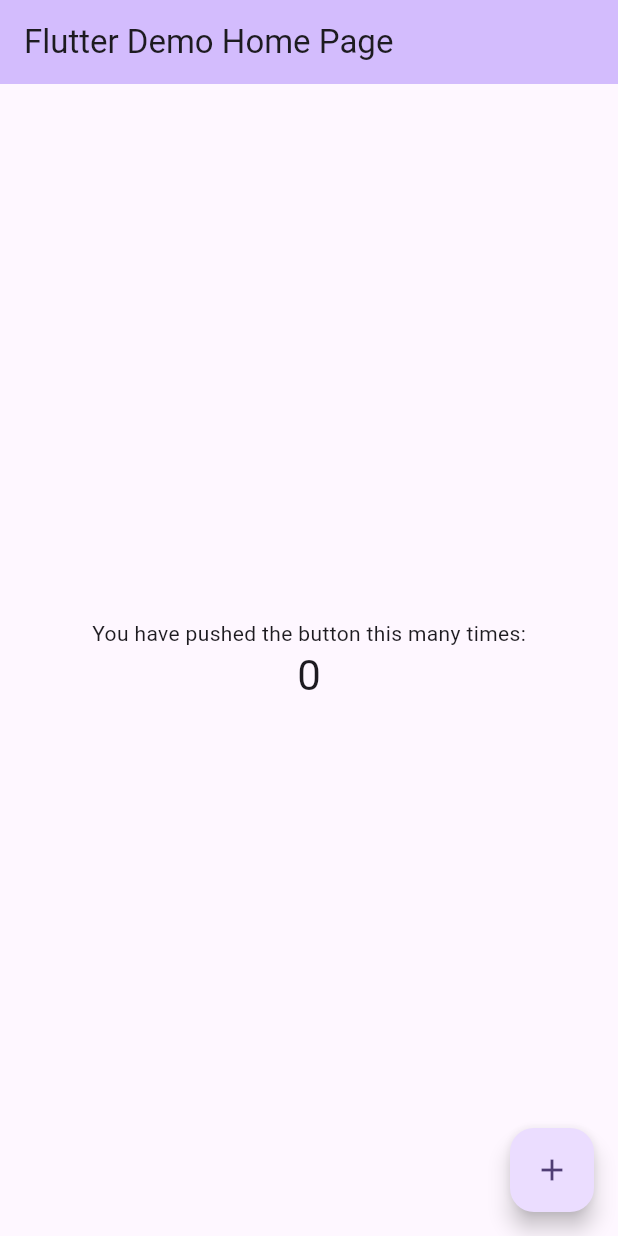
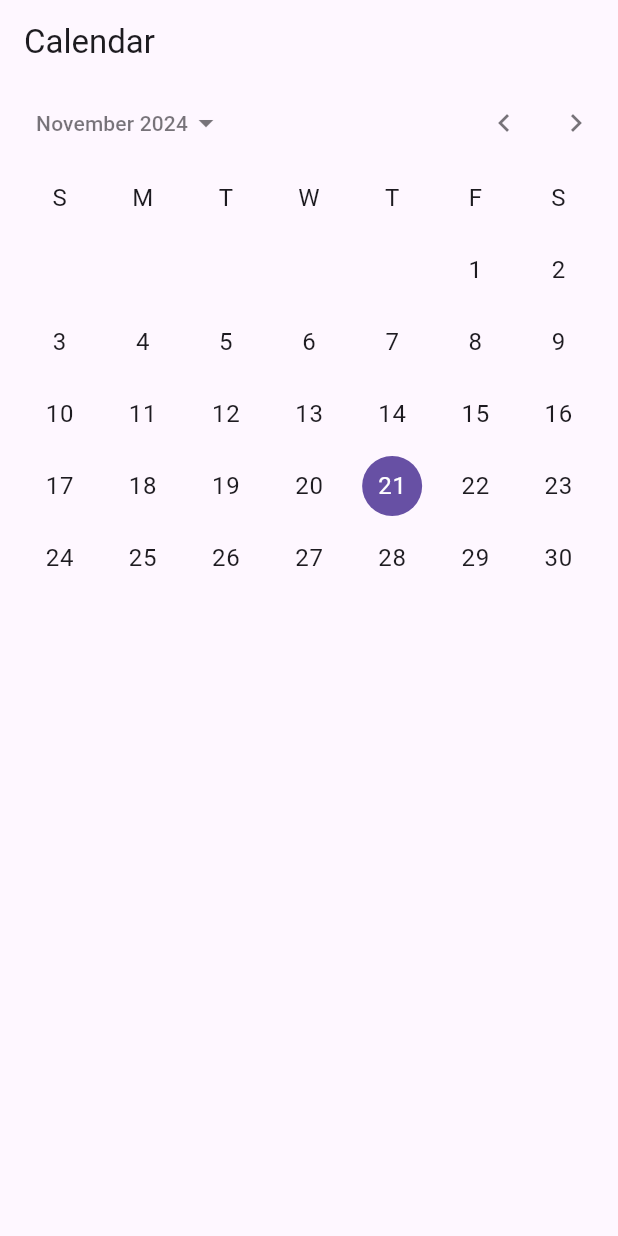
Before and after one commit to aminLuis/expense_record, a Flutter app: the screen it shows after launch, on a phone screen of 412 x 824 dp. Run offline on Flutter 3.47's test engine with Material 3 defaults, Android fonts, the phone set to English and light mode, and no system bars.

Commit message:
Calendar screen | Form expense record

```diff
--- a/lib/main.dart
+++ b/lib/main.dart
@@ -1,125 +1,18 @@
+import 'package:expense_record/screens/calendar_screen.dart';
 import 'package:flutter/material.dart';
 
 void main() {
-  runApp(const MyApp());
+  runApp(ExpenseTrackerApp());
 }
 
-class MyApp extends StatelessWidget {
-  const MyApp({super.key});
+class ExpenseTrackerApp extends StatelessWidget {
 
-  // This widget is the root of your application.
   @override
   Widget build(BuildContext context) {
     return MaterialApp(
-      title: 'Flutter Demo',
-      theme: ThemeData(
-        // This is the theme of your application.
-        //
-        // TRY THIS: Try running your application with "flutter run". You'll see
-        // the application has a purple toolbar. Then, without quitting the app,
-        // try changing the seedColor in the colorScheme below to Colors.green
-        // and then invoke "hot reload" (save your changes or press the "hot
-        // reload" button in a Flutter-supported IDE, or press "r" if you used
-        // the command line to start the app).
-        //
-        // Notice that the counter didn't reset back to zero; the application
-        // state is not lost during the reload. To reset the state, use hot
-        // restart instead.
-        //
-        // This works for code too, not just values: Most code changes can be
-        // tested with just a hot reload.
-        colorScheme: ColorScheme.fromSeed(seedColor: Colors.deepPurple),
-        useMaterial3: true,
-      ),
-      home: const MyHomePage(title: 'Flutter Demo Home Page'),
+      title: 'Expense tracker',
+      theme: ThemeData(primarySwatch: Colors.green),
+      home: CalendarScreen(),
     );
   }
 }
-
-class MyHomePage extends StatefulWidget {
-  const MyHomePage({super.key, required this.title});
-
-  // This widget is the home page of your application. It is stateful, meaning
-  // that it has a State object (defined below) that contains fields that affect
-  // how it looks.
-
-  // This class is the configuration for the state. It holds the values (in this
-  // case the title) provided by the parent (in this case the App widget) and
-  // used by the build method of the State. Fields in a Widget subclass are
-  // always marked "final".
-
-  final String title;
-
-  @override
-  State<MyHomePage> createState() => _MyHomePageState();
-}
-
-class _MyHomePageState extends State<MyHomePage> {
-  int _counter = 0;
-
-  void _incrementCounter() {
-    setState(() {
-      // This call to setState tells the Flutter framework that something has
-      // changed in this State, which causes it to rerun the build method below
-      // so that the display can reflect the updated values. If we changed
-      // _counter without calling setState(), then the build method would not be
-      // called again, and so nothing would appear to happen.
-      _counter++;
-    });
-  }
-
-  @override
-  Widget build(BuildContext context) {
-    // This method is rerun every time setState is called, for instance as done
-    // by the _incrementCounter method above.
-    //
-    // The Flutter framework has been optimized to make rerunning build methods
-    // fast, so that you can just rebuild anything that needs updating rather
-    // than having to individually change instances of widgets.
-    return Scaffold(
-      appBar: AppBar(
-        // TRY THIS: Try changing the color here to a specific color (to
-        // Colors.amber, perhaps?) and trigger a hot reload to see the AppBar
-        // change color while the other colors stay the same.
-        backgroundColor: Theme.of(context).colorScheme.inversePrimary,
-        // Here we take the value from the MyHomePage object that was created by
-        // the App.build method, and use it to set our appbar title.
-        title: Text(widget.title),
-      ),
-      body: Center(
-        // Center is a layout widget. It takes a single child and positions it
-        // in the middle of the parent.
-        child: Column(
-          // Column is also a layout widget. It takes a list of children and
-          // arranges them vertically. By default, it sizes itself to fit its
-          // children horizontally, and tries to be as tall as its parent.
-          //
-          // Column has various properties to control how it sizes itself and
-          // how it positions its children. Here we use mainAxisAlignment to
-          // center the children vertically; the main axis here is the vertical
-          // axis because Columns are vertical (the cross axis would be
-          // horizontal).
-          //
-          // TRY THIS: Invoke "debug painting" (choose the "Toggle Debug Paint"
-          // action in the IDE, or press "p" in the console), to see the
-          // wireframe for each widget.
-          mainAxisAlignment: MainAxisAlignment.center,
-          children: <Widget>[
-            const Text(
-              'You have pushed the button this many times:',
-            ),
-            Text(
-              '$_counter',
-              style: Theme.of(context).textTheme.headlineMedium,
-            ),
-          ],
-        ),
-      ),
-      floatingActionButton: FloatingActionButton(
-        onPressed: _incrementCounter,
-        tooltip: 'Increment',
-        child: const Icon(Icons.add),
-      ), // This trailing comma makes auto-formatting nicer for build methods.
-    );
-  }
-}
--- /dev/null
+++ b/lib/models/expense.dart
@@ -0,0 +1,26 @@
+class Expense {
+  final DateTime date;
+  final String description;
+  final double amount;
+
+  Expense({
+    required this.date,
+    required this.description,
+    required this.amount
+  });
+
+  Map<String, dynamic> toJson() => {
+    'date': date.toIso8601String(),
+    'description': description,
+    'amount': amount
+  };
+
+static Expense fromJson(Map<String, dynamic> json) {
+  return Expense(
+    date: DateTime.parse(json['date']),
+    description: json['description'],
+    amount: json['amount']
+  );
+}
+
+}
--- /dev/null
+++ b/lib/screens/calendar_screen.dart
@@ -0,0 +1,12 @@
+import 'package:expense_record/widgets/calendar_widget.dart';
+import 'package:flutter/material.dart';
+
+class CalendarScreen extends StatelessWidget {
+  @override
+  Widget build(BuildContext context) {
+    return Scaffold(
+      appBar: AppBar(title: Text('Calendar')),
+      body: CalendarWidget(),
+    );
+  }
+}
--- /dev/null
+++ b/lib/widgets/calendar_widget.dart
@@ -0,0 +1,21 @@
+import 'package:expense_record/screens/expense_form_screen.dart';
+import 'package:flutter/material.dart';
+
+class CalendarWidget extends StatelessWidget {
+  @override
+  Widget build(BuildContext context) {
+    return CalendarDatePicker(
+      initialDate: DateTime.now(),
+      firstDate: DateTime(2000),
+      lastDate: DateTime(2100),
+      onDateChanged: (selectedDate) {
+        Navigator.push(
+          context,
+          MaterialPageRoute(
+            builder: (context) => ExpenseFormScreen(date: selectedDate),
+          ),
+        );
+      }
+    );
+  }
+}
--- a/pubspec.yaml
+++ b/pubspec.yaml
@@ -30,7 +30,7 @@ environment:
 dependencies:
   flutter:
     sdk: flutter
-
+  path_provider: ^2.1.5
 
   # The following adds the Cupertino Icons font to your application.
   # Use with the CupertinoIcons class for iOS style icons.
```
Also changed, not shown: lib/screens/expense_form_screen.dart (added, +67 -0 lines), lib/services/file_storage.dart (added, +30 -0 lines), pubspec.lock, 1 other file.
